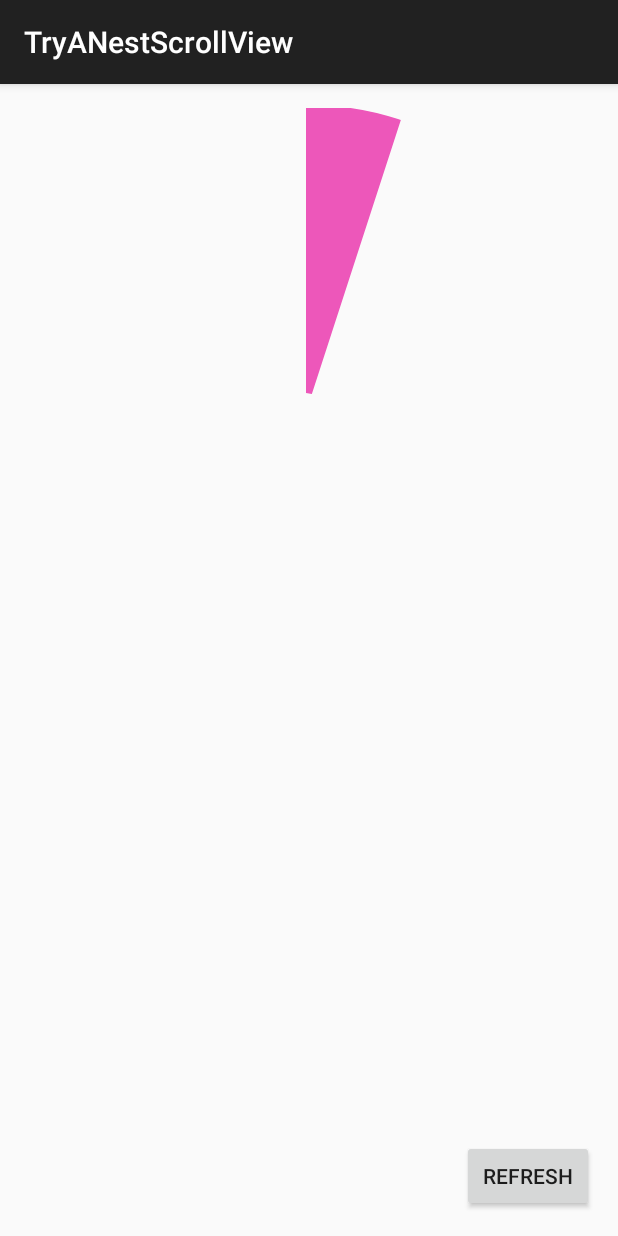
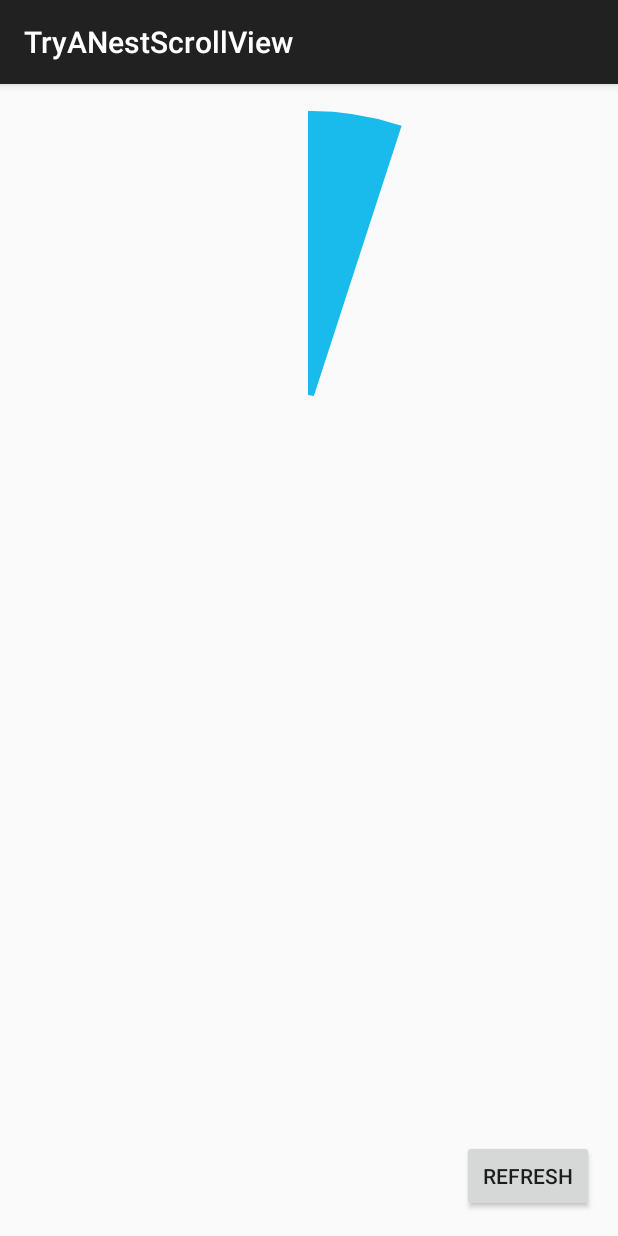
Before and after one commit to GinRyan/ArcTune, an Android app: the screen it shows after launch (MainActivity), after a tap on "REFRESH", on a phone screen of 412 x 824 dp. Run offline under Robolectric (Android 15) with nearby library versions, the phone set to English and light mode, and no system bars.

Commit message:
Give a attrib

```diff
--- a/app/src/main/java/org/ginryantsuyu/tryanestscrollview/LaView.java
+++ b/app/src/main/java/org/ginryantsuyu/tryanestscrollview/LaView.java
@@ -5,7 +5,6 @@ import android.content.res.TypedArray;
 import android.graphics.Canvas;
 import android.graphics.Color;
 import android.graphics.Paint;
-import android.graphics.Point;
 import android.graphics.RectF;
 import android.support.v4.view.MotionEventCompat;
 import android.text.TextPaint;
@@ -32,17 +31,26 @@ public class LaView extends View {
         init(attrs, defStyle);
     }
 
-    Paint paint1 = new Paint(Paint.ANTI_ALIAS_FLAG);
     Paint paint2 = new Paint(Paint.ANTI_ALIAS_FLAG);
     TextPaint textPaint = new TextPaint(TextPaint.ANTI_ALIAS_FLAG);
     RectF rf = null;
 
+    int pieColor = 0;
 
     private void init(AttributeSet attrs, int defStyle) {
-        // Load attributes
         final TypedArray a = getContext().obtainStyledAttributes(
                 attrs, R.styleable.LaView, defStyle, 0);
         a.recycle();
+        invalidateArc();
+    }
+
+    public void setPieColor(int pieColor) {
+        this.pieColor = pieColor;
+    }
+
+    @SuppressWarnings("ResourceType")
+    public void setPieColor(String rrggbb) {
+        this.pieColor = Color.parseColor(rrggbb);
     }
 
     @Override
@@ -55,7 +63,6 @@ public class LaView extends View {
     float circleCenterX = 0;
     //圆心y坐标
     float circleCenterY = 0;
-
     //最大进度
     float maxProgress = 100f;
     //当前进度
@@ -78,9 +85,6 @@ public class LaView extends View {
         nextSweepAngle = 360 * nextProgressRatio;
         refreshProgressEffectAnimate();
     }
-
-    float nextSweepAngle;
-    float nextProgressRatio;
 
     /**
      * 开始不停刷新数值并提醒界面更新
@@ -109,24 +113,19 @@ public class LaView extends View {
      */
     private void invalidateArc() {
         raduis = Math.min(getWidth() - getPaddingLeft() - getPaddingRight(),
-                getHeight() - getPaddingTop() - getPaddingBottom()) / 2;
-        float left = startPointX + getPaddingLeft();
-        float top = startPointY + getPaddingTop();
-        float right = left + raduis * 2;
-        float bottom = top + raduis * 2;
+                getHeight() - getPaddingTop() - getPaddingBottom()) / 2 - 1;
+        float left = startPointX + getPaddingLeft() + strokeWidth;
+        float top = startPointY + getPaddingTop() + strokeWidth;
+        float right = left + raduis * 2 - strokeWidth;
+        float bottom = top + raduis * 2 - strokeWidth;
         rf = new RectF(left, top, right, bottom);
         circleCenterX = (right + left) / 2;
         circleCenterY = (top + bottom) / 2;
 
-        paint1.setColor(Color.parseColor("#ed57ba"));
-        paint1.setDither(true);
-        paint1.setStyle(Paint.Style.STROKE);
-        paint1.setStrokeWidth(6);
-
-        paint2.setColor(Color.parseColor("#ed57ba"));
+        paint2.setColor(pieColor);
         paint2.setDither(true);
         paint2.setStyle(Paint.Style.FILL_AND_STROKE);
-        paint2.setStrokeWidth(6);
+        paint2.setStrokeWidth(strokeWidth);
         invalidate();
     }
 
@@ -134,6 +133,18 @@ public class LaView extends View {
         this.raduis = raduis;
     }
 
+    /**
+     * 下一个扫描角度
+     */
+    float nextSweepAngle;
+    /**
+     * 下一个进度比例
+     */
+    float nextProgressRatio;
+    /**
+     * 线宽
+     */
+    float strokeWidth = 6;
     /**
      * 圆弧的半径，正方形范围的一半
      */
@@ -174,7 +185,6 @@ public class LaView extends View {
                 startScrollY = event.getY();
                 break;
             case MotionEvent.ACTION_MOVE:
-                //四个方向的旋转生肖
                 break;
             case MotionEvent.ACTION_UP:
 
--- a/app/src/main/java/org/ginryantsuyu/tryanestscrollview/MainActivity.java
+++ b/app/src/main/java/org/ginryantsuyu/tryanestscrollview/MainActivity.java
@@ -18,6 +18,7 @@ public class MainActivity extends AppCompatActivity {
         this.refreshbutton = (Button) findViewById(R.id.refresh_button);
         this.lavapie = (LaView) findViewById(R.id.lavapie);
         lavapie.setMaxProgress(100);
+        lavapie.setPieColor("#19bbed");
         System.out.println("start ");
         lavapie.setNextProgress(progress);
         refreshbutton.setOnClickListener(new View.OnClickListener() {
--- a/app/src/main/res/layout/activity_main.xml
+++ b/app/src/main/res/layout/activity_main.xml
@@ -1,9 +1,13 @@
 <RelativeLayout xmlns:android="http://schemas.android.com/apk/res/android"
-    xmlns:tools="http://schemas.android.com/tools" android:layout_width="match_parent"
-    android:layout_height="match_parent" android:paddingLeft="@dimen/activity_horizontal_margin"
+    xmlns:app="http://schemas.android.com/apk/res-auto"
+    xmlns:tools="http://schemas.android.com/tools"
+    android:layout_width="match_parent"
+    android:layout_height="match_parent"
+    android:paddingBottom="@dimen/activity_vertical_margin"
+    android:paddingLeft="@dimen/activity_horizontal_margin"
     android:paddingRight="@dimen/activity_horizontal_margin"
     android:paddingTop="@dimen/activity_vertical_margin"
-    android:paddingBottom="@dimen/activity_vertical_margin" tools:context=".MainActivity">
+    tools:context=".MainActivity">
 
     <org.ginryantsuyu.tryanestscrollview.LaView
         android:id="@+id/lavapie"
@@ -11,13 +15,13 @@
         android:layout_height="match_parent" />
 
     <Button
+        android:id="@+id/refresh_button"
         android:layout_width="wrap_content"
         android:layout_height="wrap_content"
-        android:text="Refresh"
-        android:id="@+id/refresh_button"
         android:layout_alignParentBottom="true"
+        android:layout_alignParentEnd="true"
         android:layout_alignParentRight="true"
-        android:layout_alignParentEnd="true" />
+        android:text="Refresh" />
 
 
 </RelativeLayout>
--- a/app/src/main/res/layout/sample_la_view.xml
+++ b/app/src/main/res/layout/sample_la_view.xml
@@ -7,7 +7,8 @@
     <org.ginryantsuyu.tryanestscrollview.LaView
         android:id="@+id/edit_quent"
         android:layout_width="match_parent"
+        android:layout_height="match_parent"
         android:padding="10dp"
-        android:layout_height="match_parent" />
+        app:color="#19bbed" />
 
 </FrameLayout>
--- a/app/src/main/res/values/attrs_la_view.xml
+++ b/app/src/main/res/values/attrs_la_view.xml
@@ -1,8 +1,5 @@
 <resources>
     <declare-styleable name="LaView">
-        <attr name="exampleString" format="string" />
-        <attr name="exampleDimension" format="dimension" />
-        <attr name="exampleColor" format="color" />
-        <attr name="exampleDrawable" format="color|reference" />
+       <!-- <attr name="piecolor" format="color" />-->
     </declare-styleable>
 </resources>
```
